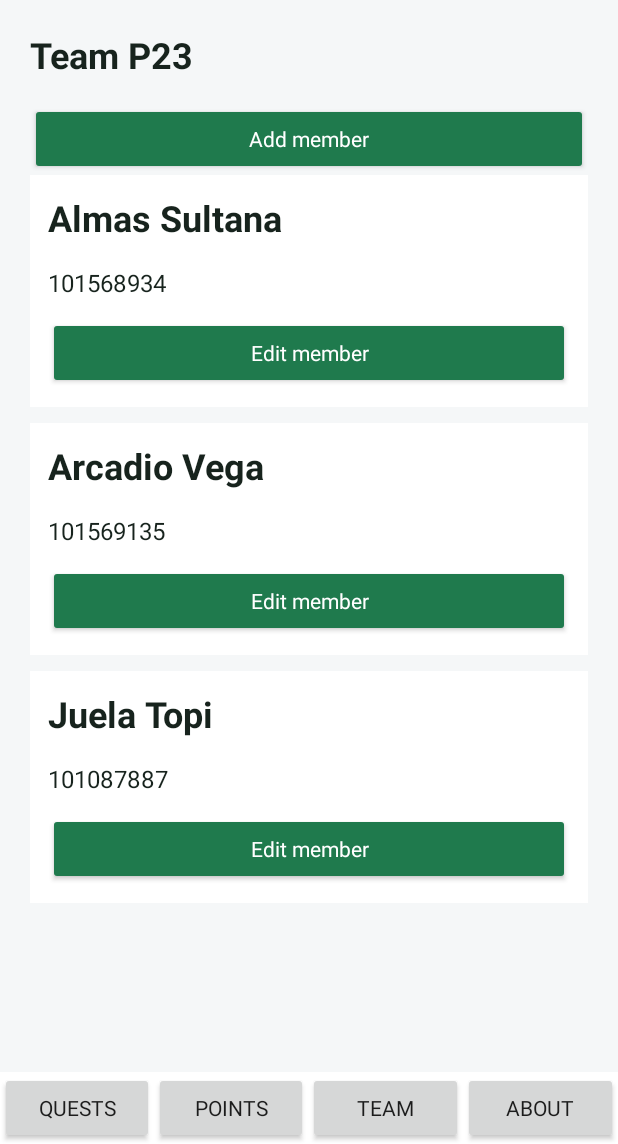
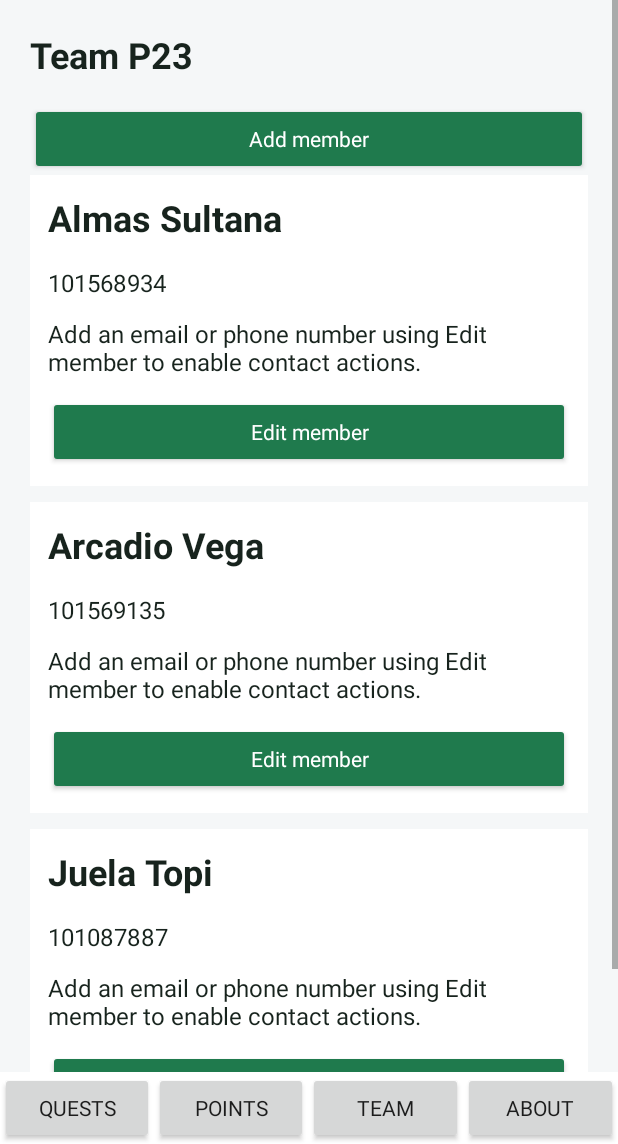
Before and after one commit to almas1990/COMP3074-FoodQuest, an Android app: the fragment TeamFragment placed in its activity, on a phone screen of 412 x 824 dp, the part 92-1236 px from its top. Run offline under Robolectric (Android 15) with nearby library versions, the phone set to English and light mode, and no system bars; our stand-ins replace Room's generated code.

Commit message:
Explain how to enable team member contact actions
Add a message for members without contact info

```diff
--- a/app/src/main/java/com/comp3074/foodquest/ui/TeamFragment.kt
+++ b/app/src/main/java/com/comp3074/foodquest/ui/TeamFragment.kt
@@ -22,6 +22,9 @@ class TeamFragment : ScreenFragment() {
                         action(row, "Text message") { ExternalActions.sms(requireContext(), member.phone) }
                         action(row, "Call") { ExternalActions.phone(requireContext(), member.phone) }
                     }
+                    if (member.email.isBlank() && member.phone.isBlank()) {
+                        label(row, "Add an email or phone number using Edit member to enable contact actions.")
+                    }
                     action(row, "Edit member") { host.open(MemberFormFragment.newInstance(member.id)) }
                 }
             }
```
